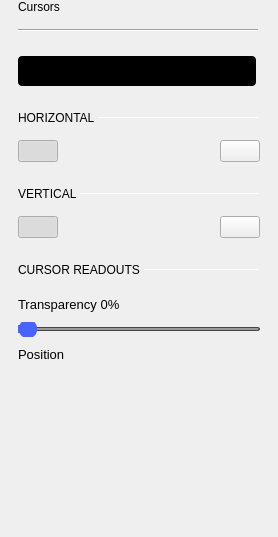
Old version of the form ui/cursors_settings.ui in the repository analogdevicesinc/scopy.
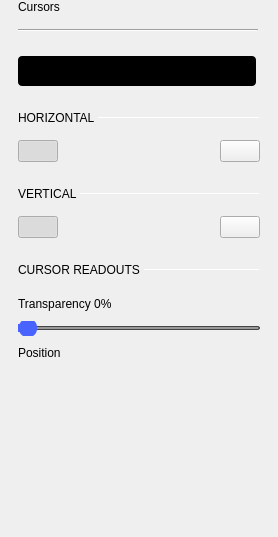
New version of the form. Custom widgets are drawn as their Qt base class.

Patch:
```diff
--- a/ui/cursors_settings.ui
+++ b/ui/cursors_settings.ui
@@ -621,9 +621,6 @@
       </item>
       <item>
        <widget class="QLabel" name="transLabel">
-        <property name="styleSheet">
-         <string notr="true">font-size: 13px;</string>
-        </property>
         <property name="text">
          <string>Transparency 0%</string>
         </property>
@@ -663,9 +660,6 @@
       </item>
       <item>
        <widget class="QLabel" name="label_8">
-        <property name="styleSheet">
-         <string notr="true">font-size: 13px;</string>
-        </property>
         <property name="text">
          <string>Position</string>
         </property>
```
